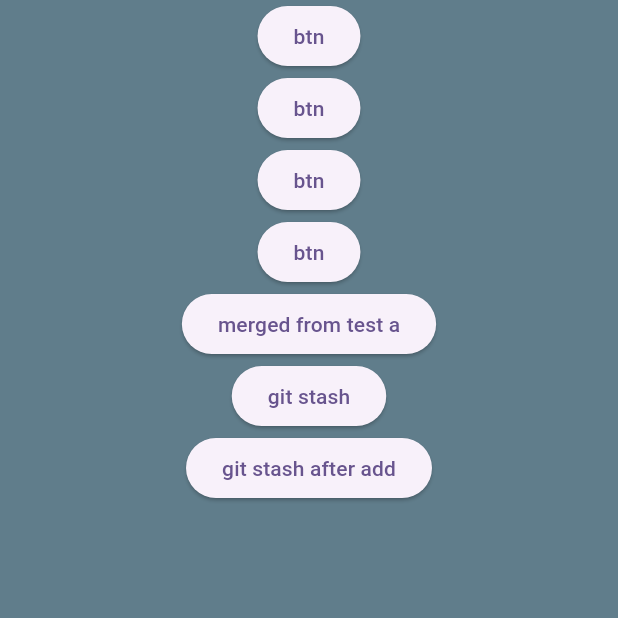
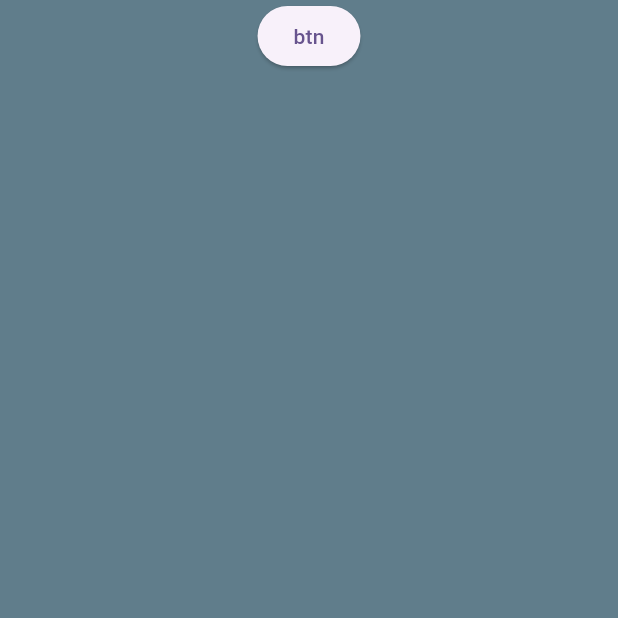
Before and after one commit to mosayeb-masoumi/test-git, a Flutter app: the screen it shows after launch, on a phone screen of 412 x 824 dp, the top half of it. Run offline on Flutter 3.47's test engine with Material 3 defaults, Android fonts, the phone set to English and light mode, and no system bars.

Commit message:
HomePage: clean develop

```diff
--- a/lib/home_page.dart
+++ b/lib/home_page.dart
@@ -25,21 +25,6 @@ class _HomePageState extends State<HomePage> {
         child: Column(
           children: [
             ElevatedButton(onPressed: (){}, child: Text("btn")),
-            ElevatedButton(onPressed: (){}, child: Text("btn")),
-            ElevatedButton(onPressed: (){}, child: Text("btn")),
-            //space
-            ElevatedButton(onPressed: (){}, child: Text("btn")),
-            //space
-
-            ElevatedButton(onPressed: (){}, child: Text("merged from test a")),
-
-
-            ElevatedButton(onPressed: (){}, child: Text("git stash")),
-            ElevatedButton(onPressed: (){}, child: Text("git stash after add")),
-
-
-
-
           ],
 
         ),
```
